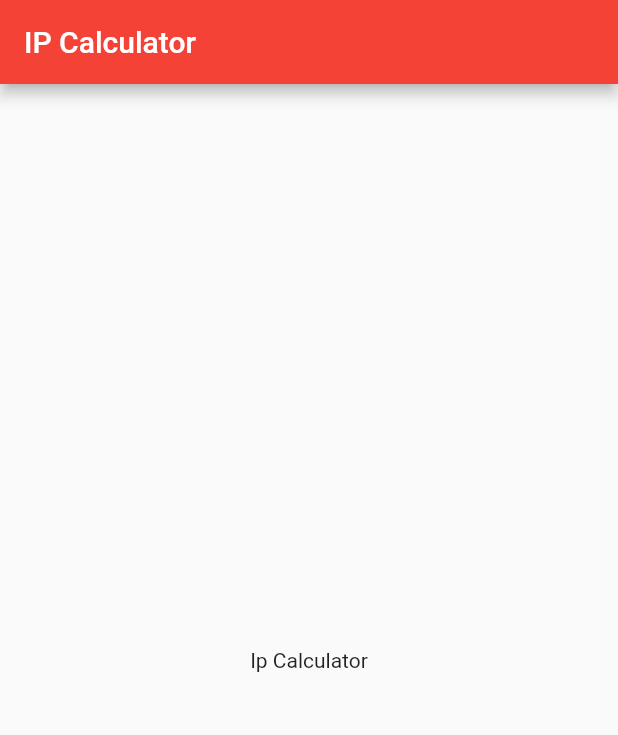
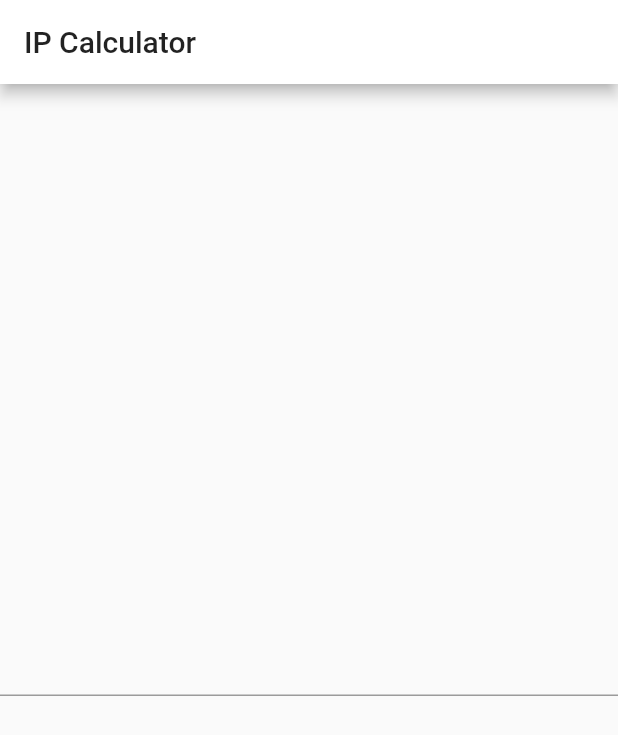
Before and after one commit to mhnowak/ipcalc, a Flutter app: the screen it shows after launch, on a phone screen of 412 x 824 dp. Shown: the top 735 px of the screen. Run offline on Flutter 3.47's test engine with Material 2 defaults, Android fonts, the phone set to English and light mode, and no system bars.

Commit message:
Update main.dart

```diff
--- a/lib/main.dart
+++ b/lib/main.dart
@@ -8,14 +8,15 @@ class MyApp extends StatelessWidget {
     return MaterialApp(
       title: 'IP Calculator',
       theme: ThemeData(
-        primarySwatch: Colors.red,
+        primaryColor: Colors.white,
+        accentColor: Colors.black,
       ),
       home: Scaffold(
         appBar: AppBar(
           title: Text('IP Calculator'),
         ),
         body: Center(
-          child: Text('Ip Calculator'),
+          child: TextField()
         ),
       ),
     );
```
